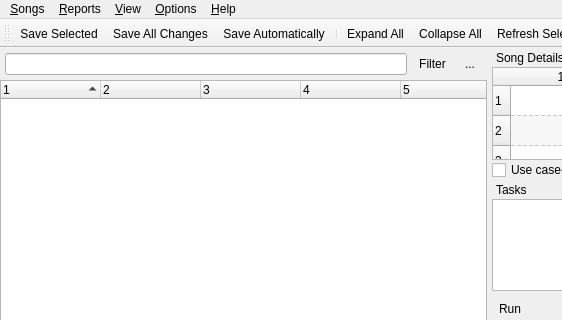
Old version of the form uman/src/QUMainWindow.ui in the repository UltraStar-Deluxe/UltraStar-Manager; both pictures show x 0 to 562 and y 0 to 320 of the 979 by 518 pixel window.
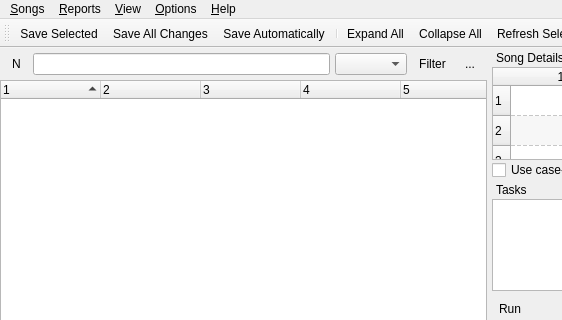
New version of the form. Icons and pictures are not drawn. Custom widgets are drawn as their Qt base class.

Commit message: - filter extended

```diff
--- a/uman/src/QUMainWindow.ui
+++ b/uman/src/QUMainWindow.ui
@@ -69,6 +69,19 @@
            <property name="bottomMargin" >
             <number>0</number>
            </property>
+           <item>
+            <widget class="QToolButton" name="filterNegateBtn" >
+             <property name="text" >
+              <string>N</string>
+             </property>
+             <property name="checkable" >
+              <bool>true</bool>
+             </property>
+             <property name="autoRaise" >
+              <bool>true</bool>
+             </property>
+            </widget>
+           </item>
            <item>
             <widget class="QLineEdit" name="filterEdit" >
              <property name="toolTip" >
@@ -76,6 +89,9 @@
              </property>
             </widget>
            </item>
+           <item>
+            <widget class="QComboBox" name="filterTypeCombo" />
+           </item>
            <item>
             <widget class="QToolButton" name="filterBtn" >
              <property name="enabled" >
```
The commit also changes 6 other files.
